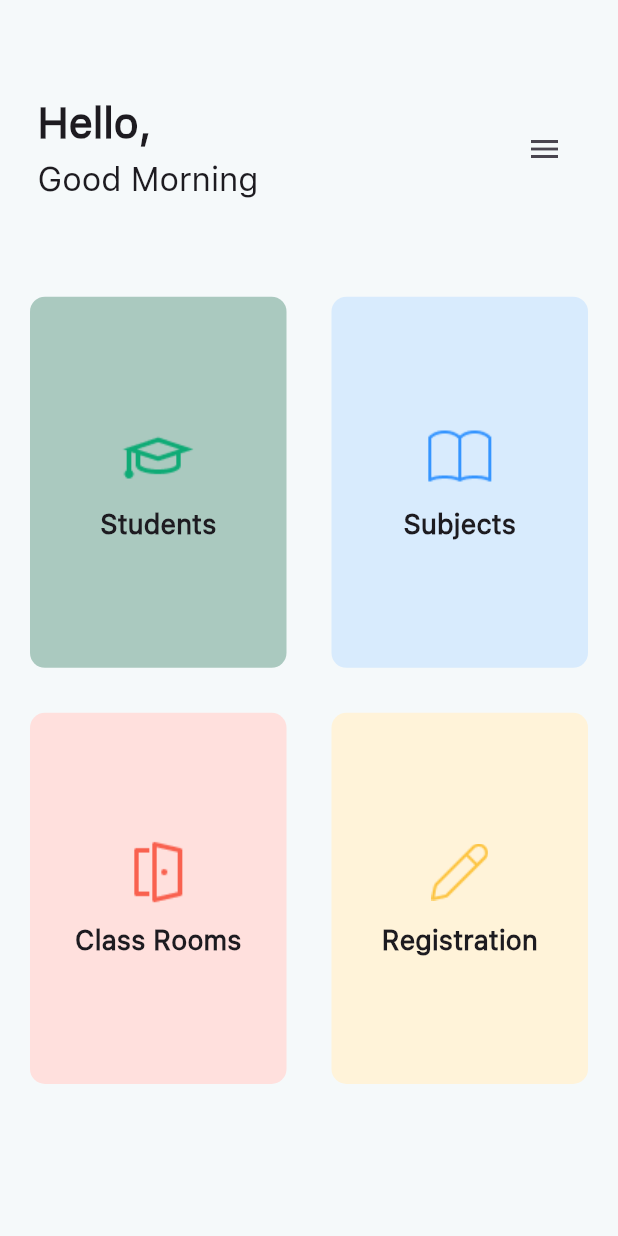
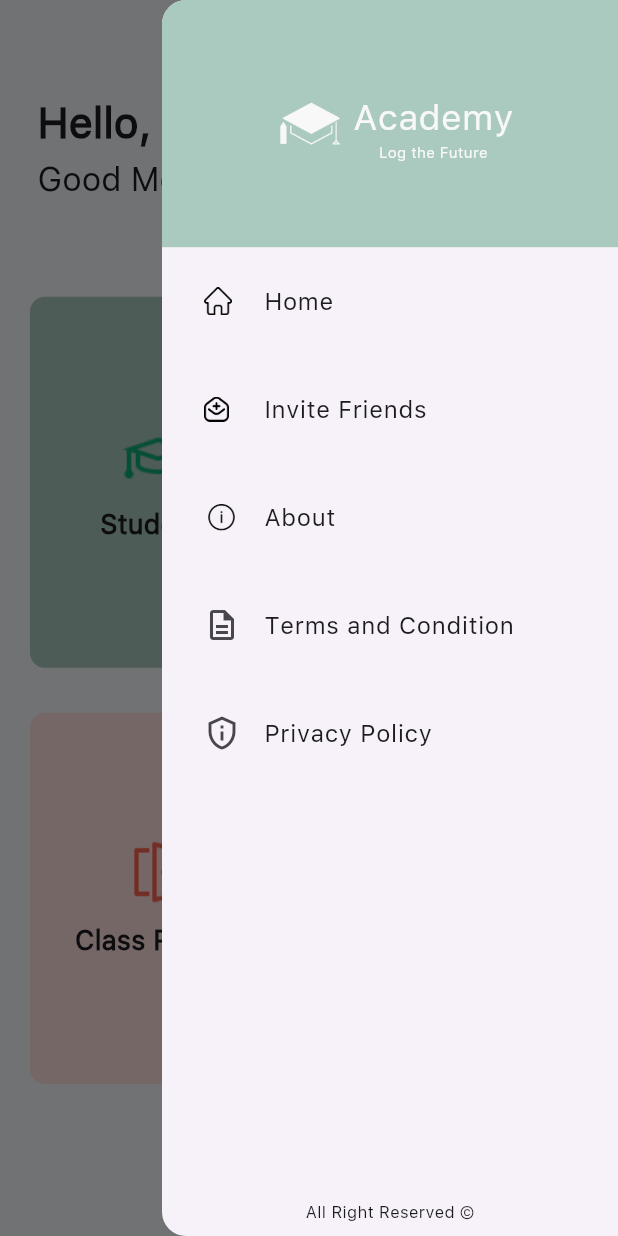
Before and after one commit to Muhammed-Aslam-n/hamon_machine_test, a Flutter app: the screen it shows after launch, after a tap on the "menu" icon, on a phone screen of 412 x 824 dp. Run offline on Flutter 3.47's test engine with Material 3 defaults, Android fonts, the phone set to English and light mode, and no system bars; our stand-ins replace connectivity_plus, flutter_spinkit, go_router.

Commit message:
commit thirteen: drawer items added

```diff
--- a/lib/core/utils/app_routes.dart
+++ b/lib/core/utils/app_routes.dart
@@ -41,8 +41,13 @@ class AppRoutes {
       Route(path: '/registrationScreen', name: 'registrationScreen');
   static Route registeredStudentDataScreen =
       Route(path: '/registeredStudentData', name: 'registeredStudentData');
-// static Route Screen = Route(path: '/', name: '');
-// static Route Screen = Route(path: '/', name: '');
+  static Route aboutScreen = Route(path: '/aboutScreen', name: 'aboutScreen');
+  static Route inviteFriendsScreen =
+      Route(path: '/inviteFriendsScreen', name: 'inviteFriendsScreen');
+  static Route privacyPolicy =
+      Route(path: '/privacyPolicy', name: 'PrivacyPolicy');
+  static Route termsAndCondition =
+      Route(path: '/termsAndCondition', name: 'termsAndCondition');
 // static Route Screen = Route(path: '/', name: '');
 // static Route Screen = Route(path: '/', name: '');
 }
--- a/lib/core/utils/router.dart
+++ b/lib/core/utils/router.dart
@@ -3,11 +3,14 @@ import 'package:go_router/go_router.dart';
 import 'package:hamon_machine_task/core/utils/app_routes.dart';
 import 'package:hamon_machine_task/domain/entities/classroom.dart';
 import 'package:hamon_machine_task/domain/entities/registration.dart';
+import 'package:hamon_machine_task/presentation/privacy_policy/privacy_policy.dart';
+import 'package:hamon_machine_task/presentation/screens/about_app/about_screen.dart';
 import 'package:hamon_machine_task/presentation/screens/classroom/classroom_details_screen.dart';
 import 'package:hamon_machine_task/presentation/screens/classroom/classroom_listing_screen.dart';
 import 'package:hamon_machine_task/presentation/screens/classroom/subject_add_to_class_screen.dart';
 import 'package:hamon_machine_task/presentation/screens/classroom/subject_change_for_classroom_screen.dart';
 import 'package:hamon_machine_task/presentation/screens/home/home_screen.dart';
+import 'package:hamon_machine_task/presentation/screens/invite_friends/invite_friends_view.dart';
 import 'package:hamon_machine_task/presentation/screens/launch/launch_screen.dart';
 import 'package:hamon_machine_task/presentation/screens/registration/new_registration_screen.dart';
 import 'package:hamon_machine_task/presentation/screens/registration/registered_stu_data_screen.dart';
@@ -19,6 +22,7 @@ import 'package:hamon_machine_task/presentation/screens/student/student_details_
 import 'package:hamon_machine_task/presentation/screens/student/student_listing_screen.dart';
 import 'package:hamon_machine_task/presentation/screens/subject/subject_details_screen.dart';
 import 'package:hamon_machine_task/presentation/screens/subject/subject_listing_screen.dart';
+import 'package:hamon_machine_task/presentation/terms_and_condition/terms_and_condition.dart';
 
 /// Router configuration for application.
 /// Whenever new views added, it should be configured here clearly.
@@ -144,5 +148,30 @@ final router = GoRouter(
       );
       },
     ),
+    GoRoute(
+      path: AppRoutes.inviteFriendsScreen.path,
+      name: AppRoutes.inviteFriendsScreen.name,
+      pageBuilder: (context, state) => const CupertinoPage(
+        child: InviteFriendsScreen(),
+      ),
+    ),GoRoute(
+      path: AppRoutes.aboutScreen.path,
+      name: AppRoutes.aboutScreen.name,
+      pageBuilder: (context, state) => const CupertinoPage(
+        child: AboutScreen(),
+      ),
+    ),GoRoute(
+      path: AppRoutes.privacyPolicy.path,
+      name: AppRoutes.privacyPolicy.name,
+      pageBuilder: (context, state) => const CupertinoPage(
+        child: PrivacyPolicyScreen(),
+      ),
+    ),GoRoute(
+      path: AppRoutes.termsAndCondition.path,
+      name: AppRoutes.termsAndCondition.name,
+      pageBuilder: (context, state) => const CupertinoPage(
+        child: TermsAndConditionsScreen(),
+      ),
+    ),
   ],
 );
--- a/lib/main.dart
+++ b/lib/main.dart
@@ -1,6 +1,4 @@
-import 'dart:io';
 
-import 'package:dio/dio.dart';
 import 'package:flutter/material.dart';
 import 'package:hamon_machine_task/core/network/clients.dart';
 import 'package:hamon_machine_task/core/utils/api_constants.dart';
--- /dev/null
+++ b/lib/presentation/privacy_policy/privacy_policy.dart
@@ -0,0 +1,67 @@
+import 'package:flutter/material.dart';
+import 'package:hamon_machine_task/core/utils/theme/text_style_ext.dart';
+
+/// A simple screen displaying the privacy policy of the application.
+
+class PrivacyPolicyScreen extends StatelessWidget {
+  const PrivacyPolicyScreen({super.key});
+
+  @override
+  Widget build(BuildContext context) {
+    final width = MediaQuery.of(context).size.width;
+    return Scaffold(
+      appBar: AppBar(),
+      body: Padding(
+        padding: const EdgeInsets.symmetric(horizontal: 20),
+        child: SingleChildScrollView(
+          child: Column(
+            crossAxisAlignment: CrossAxisAlignment.center,
+            children: [
+              SizedBox(
+                height: width * 0.1,
+              ),
+              Text(
+                'Privacy Policy',
+                style: context.tl,
+              ),
+              SizedBox(
+                height: width * 0.1,
+              ),
+              const Text(
+                "Privacy Policy for Academy\n\n"
+                    "Effective Date: 24/05/024\n\n"
+                    "1. Introduction\n\n"
+                    "Welcome to Academy. We value your privacy and are committed to protecting your personal information. This Privacy Policy explains how we collect, use, and share your information when you use our app.\n\n"
+                    "2. Information We Collect\n\n"
+                    "Personal Information: We may collect personal information such as your name, email address, and age when you register for an account.\n"
+                    "Usage Data: We collect information about your interactions with the app, such as the features you use and the time spent on the app.\n"
+                    "Device Information: We collect information about the device you use to access our app, including the device model, operating system, and IP address.\n\n"
+                    "3. How We Use Your Information\n\n"
+                    "To Provide and Maintain Our Service: We use your information to deliver the app’s features and improve its functionality.\n"
+                    "To Communicate with You: We may use your contact information to send updates, notifications, and promotional messages.\n"
+                    "To Improve Our App: We analyze usage data to understand how our app is used and to make improvements.\n\n"
+                    "4. Sharing Your Information\n\n"
+                    "We do not sell your personal information. We may share your information with third parties only in the following circumstances:\n"
+                    "With Your Consent: We will share your information when you provide explicit consent.\n"
+                    "Service Providers: We may share information with third-party service providers who perform services on our behalf.\n"
+                    "Legal Requirements: We may disclose your information if required by law or to protect our rights and property.\n\n"
+                    "5. Security\n\n"
+                    "We implement reasonable security measures to protect your personal information. However, no method of transmission over the internet or electronic storage is completely secure.\n\n"
+                    "6. Your Choices\n\n"
+                    "Access and Update: You can access and update your personal information through your account settings.\n"
+                    "Opt-Out: You can opt-out of receiving promotional communications from us by following the unsubscribe instructions in those communications.\n\n"
+                    "7. Changes to This Privacy Policy\n\n"
+                    "We may update this Privacy Policy from time to time. We will notify you of any changes by posting the new policy on this page.\n\n"
+                    "8. Contact Us\n\n"
+                    "If you have any questions about this Privacy Policy, please contact us at [your contact email].",
+              ),
+              SizedBox(
+                height: width * 0.1,
+              ),
+            ],
+          ),
+        ),
+      ),
+    );
+  }
+}
--- a/lib/presentation/screens/home/home_screen.dart
+++ b/lib/presentation/screens/home/home_screen.dart
@@ -5,6 +5,7 @@ import 'package:hamon_machine_task/core/utils/app_routes.dart';
 import 'package:hamon_machine_task/core/utils/theme/app_theme.dart';
 import 'package:hamon_machine_task/core/utils/theme/text_style_ext.dart';
 import 'package:hamon_machine_task/presentation/providers/connectivity_provider.dart';
+import 'package:hamon_machine_task/presentation/widgets/drawer_widget.dart';
 import 'package:hamon_machine_task/presentation/widgets/fade_in_slide.dart';
 import 'package:hamon_machine_task/presentation/widgets/status_widgets.dart';
 import 'package:provider/provider.dart';
@@ -40,18 +41,24 @@ class _HomeScreenState extends State<HomeScreen> {
     },
   ];
 
+  final GlobalKey<ScaffoldState> _scaffoldKey = GlobalKey<ScaffoldState>();
+
   @override
   Widget build(BuildContext context) {
     final width = MediaQuery.of(context).size.width;
     return Scaffold(
+      key: _scaffoldKey,
+      endDrawer: const DrawerWidget(),
       body: SingleChildScrollView(
-        child: Consumer<ConnectivityProvider>(
-          builder: (context,connectivity,_) {
-            if(!connectivity.isConnected){
+        child:
+            Consumer<ConnectivityProvider>(builder: (context, connectivity, _) {
+          if (!connectivity.isConnected) {
             return Column(
               mainAxisAlignment: MainAxisAlignment.center,
               children: [
-                  SizedBox(height: width*0.6,),
+                SizedBox(
+                  height: width * 0.6,
+                ),
                 const NoNetworkWidget(),
               ],
             );
@@ -61,7 +68,11 @@ class _HomeScreenState extends State<HomeScreen> {
               SizedBox(
                 height: width * 0.1,
               ),
-                const HomeScreenWelcomeSection(),
+              HomeScreenWelcomeSection(
+                callback: () {
+                  _scaffoldKey.currentState?.openEndDrawer();
+                },
+              ),
               SizedBox(
                 height: width * 0.05,
               ),
@@ -111,8 +122,7 @@ class _HomeScreenState extends State<HomeScreen> {
               ),
             ],
           );
-          }
-        ),
+        }),
       ),
     );
   }
@@ -136,7 +146,9 @@ class _HomeScreenState extends State<HomeScreen> {
 }
 
 class HomeScreenWelcomeSection extends StatelessWidget {
-  const HomeScreenWelcomeSection({super.key});
+  const HomeScreenWelcomeSection({super.key, required this.callback});
+
+  final VoidCallback callback;
 
   @override
   Widget build(BuildContext context) {
@@ -163,7 +175,7 @@ class HomeScreenWelcomeSection extends StatelessWidget {
             ],
           ),
           const Spacer(),
-          IconButton(onPressed: () {}, icon: const Icon(Icons.menu))
+          IconButton(onPressed: callback, icon: const Icon(Icons.menu))
         ],
       ),
     );
--- /dev/null
+++ b/lib/presentation/terms_and_condition/terms_and_condition.dart
@@ -0,0 +1,65 @@
+import 'package:flutter/material.dart';
+import 'package:hamon_machine_task/core/utils/theme/text_style_ext.dart';
+
+/// A simple screen displaying the terms and conditions of the application.
+
+class TermsAndConditionsScreen extends StatelessWidget {
+  const TermsAndConditionsScreen({super.key});
+
+  @override
+  Widget build(BuildContext context) {
+    final width = MediaQuery.of(context).size.width;
+    return Scaffold(
+      appBar: AppBar(),
+      body: Padding(
+        padding: const EdgeInsets.symmetric(horizontal: 20),
+        child: SingleChildScrollView(
+          child: Column(
+            crossAxisAlignment: CrossAxisAlignment.center,
+            children: [
+              SizedBox(
+                height: width * 0.1,
+              ),
+              Text(
+                'Terms and Conditions',
+                style: context.tl,
+              ),
+              SizedBox(
+                height: width * 0.1,
+              ),
+              const Text(
+                "Terms and Conditions for Academy\n\n"
+                "Effective Date: 24/05/2024\n\n"
+                "1. Introduction\n\n"
+                "Welcome to Academy. By using our app, you agree to these Terms and Conditions. Please read them carefully.\n\n"
+                "2. Use of the App\n\n"
+                "Eligibility: You must be at least [minimum age] years old to use this app.\n"
+                "Account Registration: You must provide accurate information when creating an account and keep your account information up-to-date.\n"
+                "Prohibited Activities: You agree not to engage in any activity that could harm our app or its users, including but not limited to hacking, spamming, or uploading malicious content.\n\n"
+                "3. Intellectual Property\n\n"
+                "All content and features available on the app are the property of Academy or its licensors. You may not use, reproduce, or distribute any content from the app without our prior written permission.\n\n"
+                "4. User Content\n\n"
+                "You are responsible for any content you post on the app. By posting content, you grant Academy a non-exclusive, royalty-free license to use, reproduce, and distribute your content.\n\n"
+                "5. Termination\n\n"
+                "We reserve the right to terminate or suspend your account at any time, without notice, if you violate these Terms and Conditions.\n\n"
+                "6. Disclaimer of Warranties\n\n"
+                "The app is provided \"as is\" without warranties of any kind. We do not guarantee that the app will be available at all times or free from errors.\n\n"
+                "7. Limitation of Liability\n\n"
+                "Academy will not be liable for any damages arising from your use of the app, including but not limited to indirect, incidental, or consequential damages.\n\n"
+                "8. Changes to These Terms\n\n"
+                "We may update these Terms and Conditions from time to time. We will notify you of any changes by posting the new terms on this page.\n\n"
+                "9. Governing Law\n\n"
+                "These Terms and Conditions are governed by the laws of [Your Country/State]. Any disputes arising from these terms will be resolved in the courts of [Your Country/State].\n\n"
+                "10. Contact Us\n\n"
+                "If you have any questions about these Terms and Conditions, please contact us at [your contact email].",
+              ),
+              SizedBox(
+                height: width * 0.1,
+              ),
+            ],
+          ),
+        ),
+      ),
+    );
+  }
+}
--- /dev/null
+++ b/lib/presentation/widgets/drawer_widget.dart
@@ -0,0 +1,177 @@
+import 'package:flutter/material.dart';
+import 'package:go_router/go_router.dart';
+import 'package:hamon_machine_task/core/utils/app_assets.dart';
+import 'package:hamon_machine_task/core/utils/app_routes.dart';
+import 'package:hamon_machine_task/core/utils/theme/text_style_ext.dart';
+
+class DrawerWidget extends StatefulWidget {
+  const DrawerWidget({
+    super.key,
+  });
+
+  @override
+  State<DrawerWidget> createState() => _DrawerWidgetState();
+}
+
+class _DrawerWidgetState extends State<DrawerWidget> {
+  final List<String> drawerItemList = [
+    'Home',
+    'Invite Friends',
+    'About',
+    'Terms and Condition',
+    'Privacy Policy',
+  ];
+
+  final List<String> drawerImages = [
+    'assets/icons/home.png',
+    'assets/icons/invitation.png',
+    'assets/icons/info.png',
+    '',
+    '',
+  ];
+
+  @override
+  Widget build(BuildContext context) {
+    return Drawer(
+      child: Column(
+        children: <Widget>[
+          Container(
+            color: context.theme.primaryColor,
+            alignment: Alignment.center,
+            height: MediaQuery.of(context).size.height * 0.2,
+            child: Column(
+              mainAxisAlignment: MainAxisAlignment.center,
+              children: [
+                Row(
+                  mainAxisAlignment: MainAxisAlignment.center,
+                  children: [
+                    Image.asset(
+                      AppAssets.appIcon,
+                      width: MediaQuery.of(context).size.width * 0.14,
+                      color: const Color(0xFFf8f8f8),
+                    ),
+                    const Column(
+                      children: [
+                        Padding(
+                          padding: EdgeInsets.only(top: 4),
+                          child: Text(
+                            'Academy',
+                            style: TextStyle(
+                              color: Color(0xFFf8f8f8),
+                              fontSize: 24,
+                            ),
+                          ),
+                        ),
+                        Text(
+                          'Log the Future',
+                          style: TextStyle(
+                            color: Color(0xFFf8f8f8),
+                            fontSize: 10,
+                          ),
+                        ),
+                      ],
+                    ),
+                  ],
+                ),
+              ],
+            ),
+          ),
+          for (var drawerIndex = 0;
+              drawerIndex < drawerItemList.length;
+              drawerIndex++)
+            DrawerItemWidget(
+              onTap: () => changeThePage(drawerIndex, context),
+              leadingItemUrl: drawerImages[drawerIndex],
+              titleText: drawerItemList[drawerIndex],
+              isIcon: drawerIndex == 3 || drawerIndex == 4,
+              iconData:
+                  drawerIndex == 3 ?  Icons.description_outlined:Icons.privacy_tip_outlined,
+              index: drawerIndex,
+            ),
+          const Expanded(
+            child: Align(
+              alignment: Alignment.bottomCenter,
+              child: Padding(
+                padding: EdgeInsets.all(8.0),
+                child: Text(
+                  'All Right Reserved ©',
+                  style: TextStyle(fontSize: 11),
+                ),
+              ),
+            ),
+          )
+        ],
+      ),
+    );
+  }
+
+  changeThePage(index, BuildContext context) {
+    context.pop();
+    switch (index) {
+      case 0:
+        break;
+      case 1:
+        context.pushNamed(AppRoutes.inviteFriendsScreen.name);
+        break;
+      case 2:
+        context.pushNamed(AppRoutes.aboutScreen.name);
+        break;
+
+      case 3:
+        context.pushNamed(AppRoutes.termsAndCondition.name);
+        break;
+      case 4:
+        context.pushNamed(AppRoutes.privacyPolicy.name);
+        break;
+    }
+  }
+}
+
+class DrawerItemWidget extends StatelessWidget {
+  final Function()? onTap;
+  final String? leadingItemUrl;
+  final String? titleText;
+  final int index;
+  final bool? isIcon;
+  final IconData? iconData;
+
+  const DrawerItemWidget({
+    super.key,
+    this.onTap,
+    this.leadingItemUrl,
+    this.titleText,
+    required this.index,
+    this.isIcon = false,
+    this.iconData,
+  });
+
+  @override
+  Widget build(BuildContext context) {
+    return Padding(
+      padding: const EdgeInsets.symmetric(horizontal: 12, vertical: 8),
+      child: ListTile(
+        onTap: onTap,
+        tileColor: Colors.transparent,
+        shape: RoundedRectangleBorder(borderRadius: BorderRadius.circular(8)),
+        leading: isIcon!?Icon(iconData):AspectRatio(
+            aspectRatio: index == 1
+                ? 0.5 / 1.68
+                : index == 2
+                    ? 0.5 / 1.2
+                    : 0.5 / 1.5,
+            child: Image.asset(
+              leadingItemUrl ?? '',
+              height: 30,
+              width: 30,
+              // color: Theme.of(context).highlightColor,
+            )),
+        title: Text(
+          titleText ?? '',
+          // color: Theme
+          //     .of(context)
+          //     .highlightColor,
+        ),
+      ),
+    );
+  }
+}
```
Also changed, not shown: lib/core/network/api_service.dart (deleted, +0 -23 lines), lib/data/data_sources/remote_data_source.dart (deleted, +0 -14 lines), lib/presentation/screens/about_app/about_screen.dart (added, +38 -0 lines), lib/presentation/screens/invite_friends/invite_friends_view.dart (added, +52 -0 lines), assets/icons/home.png (added), assets/icons/info.png (added), assets/icons/invitation.png (added), pubspec.lock. Lines whose indentation alone changed are shown as unchanged.
